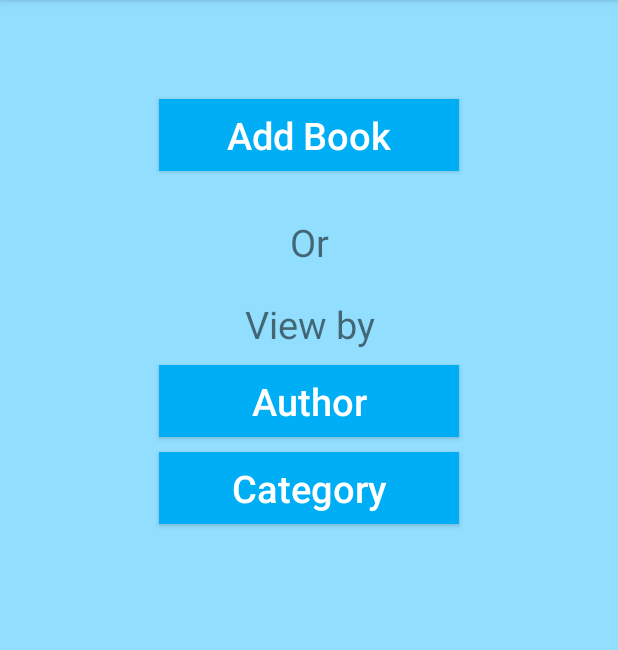
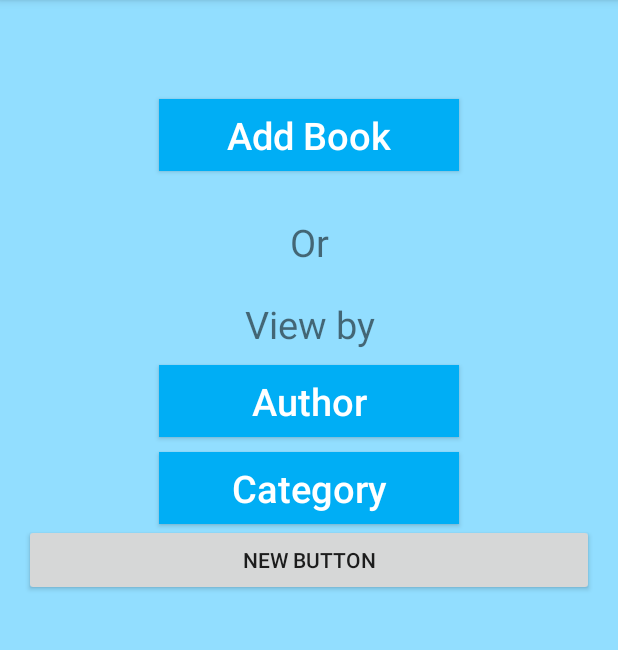
Before and after one commit to mknishad/i-library, an Android app: the HomeActivity screen opened directly, with no data from a screen before it, on a phone screen of 412 x 824 dp, the part 84-734 px from its top. Run offline under Robolectric (Android 15) with nearby library versions, the phone set to English and light mode, and no system bars.

Commit message:
add new button to home activity

```diff
--- a/app/src/main/res/layout/activity_home.xml
+++ b/app/src/main/res/layout/activity_home.xml
@@ -73,4 +73,11 @@
         android:layout_width="200dp"
         android:layout_height="wrap_content" />
 
+    <Button
+        android:id="@+id/newButton"
+        android:layout_below="@+id/btnCategory"
+        android:text="new button"
+        android:layout_width="match_parent"
+        android:layout_height="wrap_content" />
+
 </RelativeLayout>
```
